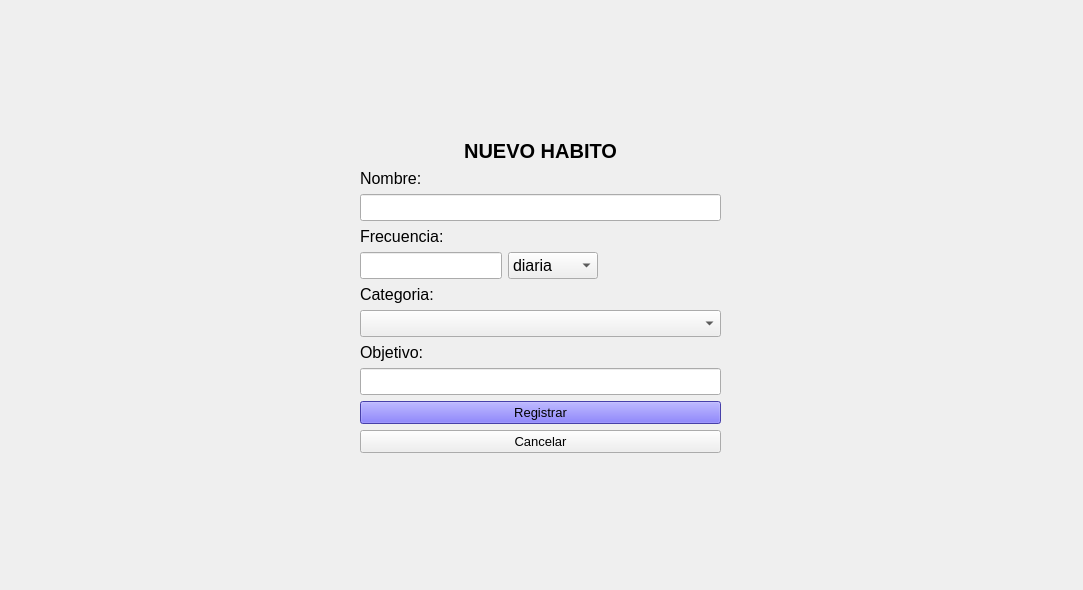
The window that view/ui/ventana_nuevo_habito.ui (phkandresc/app-habitos-saludables) describes before a commit, drawn with Qt 5.
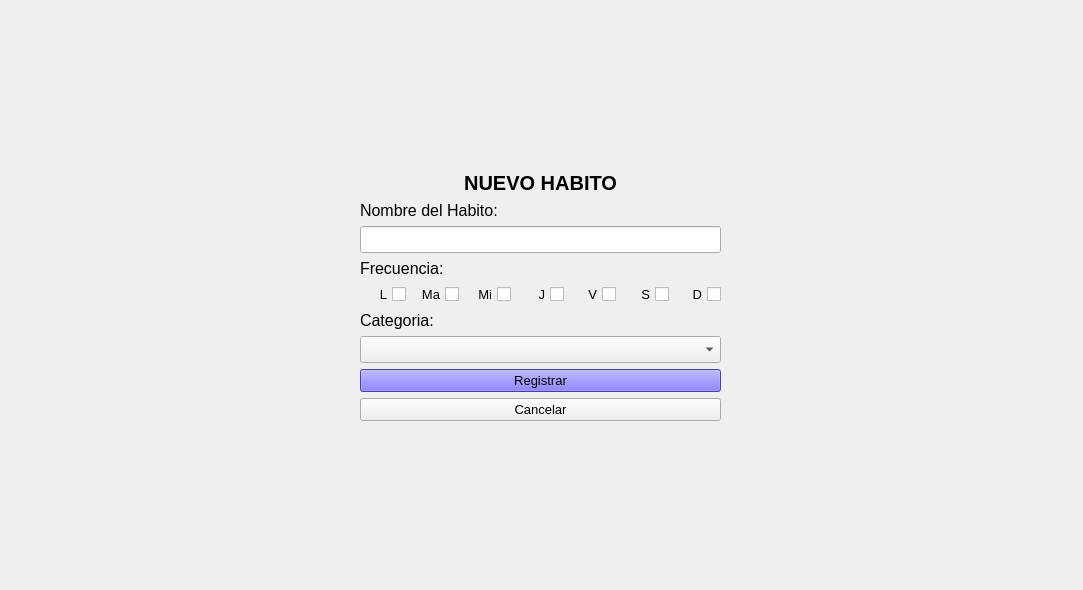
The same window after the commit.

The edit to the form file:
```diff
--- a/view/ui/ventana_nuevo_habito.ui
+++ b/view/ui/ventana_nuevo_habito.ui
@@ -65,13 +65,157 @@
     <item row="1" column="1">
      <layout class="QGridLayout" name="gridLayout">
       <item row="2" column="0">
-       <widget class="QLineEdit" name="txtNombre">
-        <property name="font">
-         <font>
-          <pointsize>12</pointsize>
-         </font>
-        </property>
-       </widget>
+       <layout class="QVBoxLayout" name="verticalLayout_2">
+        <item>
+         <widget class="QLabel" name="lblFrecuencia">
+          <property name="font">
+           <font>
+            <pointsize>12</pointsize>
+           </font>
+          </property>
+          <property name="text">
+           <string>Frecuencia:</string>
+          </property>
+         </widget>
+        </item>
+        <item>
+         <layout class="QGridLayout" name="gridLayout_2">
+          <item row="0" column="1">
+           <widget class="QCheckBox" name="checkMartes">
+            <property name="font">
+             <font>
+              <pointsize>10</pointsize>
+             </font>
+            </property>
+            <property name="layoutDirection">
+             <enum>Qt::RightToLeft</enum>
+            </property>
+            <property name="text">
+             <string>Ma</string>
+            </property>
+           </widget>
+          </item>
+          <item row="0" column="3">
+           <widget class="QCheckBox" name="checkJueves">
+            <property name="font">
+             <font>
+              <pointsize>10</pointsize>
+             </font>
+            </property>
+            <property name="layoutDirection">
+             <enum>Qt::RightToLeft</enum>
+            </property>
+            <property name="text">
+             <string>J</string>
+            </property>
+           </widget>
+          </item>
+          <item row="0" column="2">
+           <widget class="QCheckBox" name="checkMiercoles">
+            <property name="font">
+             <font>
+              <pointsize>10</pointsize>
+             </font>
+            </property>
+            <property name="layoutDirection">
+             <enum>Qt::RightToLeft</enum>
+            </property>
+            <property name="text">
+             <string>Mi</string>
+            </property>
+           </widget>
+          </item>
+          <item row="0" column="5">
+           <widget class="QCheckBox" name="checkSabado">
+            <property name="font">
+             <font>
+              <pointsize>10</pointsize>
+             </font>
+            </property>
+            <property name="layoutDirection">
+             <enum>Qt::RightToLeft</enum>
+            </property>
+            <property name="text">
+             <string>S</string>
+            </property>
+           </widget>
+          </item>
+          <item row="0" column="4">
+           <widget class="QCheckBox" name="checkViernes">
+            <property name="font">
+             <font>
+              <pointsize>10</pointsize>
+             </font>
+            </property>
+            <property name="layoutDirection">
+             <enum>Qt::RightToLeft</enum>
+            </property>
+            <property name="text">
+             <string>V</string>
+            </property>
+           </widget>
+          </item>
+          <item row="0" column="0">
+           <widget class="QCheckBox" name="checkLunes">
+            <property name="font">
+             <font>
+              <pointsize>10</pointsize>
+             </font>
+            </property>
+            <property name="layoutDirection">
+             <enum>Qt::RightToLeft</enum>
+            </property>
+            <property name="text">
+             <string>L</string>
+            </property>
+           </widget>
+          </item>
+          <item row="0" column="6">
+           <widget class="QCheckBox" name="checkDomingo">
+            <property name="font">
+             <font>
+              <pointsize>10</pointsize>
+             </font>
+            </property>
+            <property name="layoutDirection">
+             <enum>Qt::RightToLeft</enum>
+            </property>
+            <property name="text">
+             <string>D</string>
+            </property>
+           </widget>
+          </item>
+         </layout>
+        </item>
+       </layout>
+      </item>
+      <item row="4" column="0">
+       <layout class="QVBoxLayout" name="verticalLayout">
+        <item>
+         <widget class="QLabel" name="lblCategoria">
+          <property name="font">
+           <font>
+            <pointsize>12</pointsize>
+           </font>
+          </property>
+          <property name="text">
+           <string>Categoria:</string>
+          </property>
+          <property name="alignment">
+           <set>Qt::AlignLeading|Qt::AlignLeft|Qt::AlignTop</set>
+          </property>
+         </widget>
+        </item>
+        <item>
+         <widget class="QComboBox" name="cmbCategoria">
+          <property name="font">
+           <font>
+            <pointsize>12</pointsize>
+           </font>
+          </property>
+         </widget>
+        </item>
+       </layout>
       </item>
       <item row="0" column="0">
        <widget class="QLabel" name="lblTitulo">
@@ -94,16 +238,44 @@
         </property>
        </widget>
       </item>
-      <item row="8" column="0">
-       <widget class="QComboBox" name="cmbCategoria">
+      <item row="1" column="0">
+       <layout class="QVBoxLayout" name="verticalLayout_24">
+        <item>
+         <widget class="QLabel" name="lblNombre">
+          <property name="font">
+           <font>
+            <pointsize>12</pointsize>
+           </font>
+          </property>
+          <property name="text">
+           <string>Nombre del Habito:</string>
+          </property>
+         </widget>
+        </item>
+        <item>
+         <widget class="QLineEdit" name="txtNombre">
+          <property name="font">
+           <font>
+            <pointsize>12</pointsize>
+           </font>
+          </property>
+         </widget>
+        </item>
+       </layout>
+      </item>
+      <item row="6" column="0">
+       <widget class="QPushButton" name="btnCancelar">
         <property name="font">
          <font>
-          <pointsize>12</pointsize>
+          <pointsize>10</pointsize>
          </font>
         </property>
+        <property name="text">
+         <string>Cancelar</string>
+        </property>
        </widget>
       </item>
-      <item row="11" column="0">
+      <item row="5" column="0">
        <widget class="QPushButton" name="btnRegistrar">
         <property name="font">
          <font>
@@ -124,129 +296,6 @@
         </property>
        </widget>
       </item>
-      <item row="10" column="0">
-       <widget class="QLineEdit" name="txtObjetivo">
-        <property name="font">
-         <font>
-          <pointsize>12</pointsize>
-         </font>
-        </property>
-       </widget>
-      </item>
-      <item row="7" column="0">
-       <widget class="QLabel" name="lblCategoria">
-        <property name="font">
-         <font>
-          <pointsize>12</pointsize>
-         </font>
-        </property>
-        <property name="text">
-         <string>Categoria:</string>
-        </property>
-        <property name="alignment">
-         <set>Qt::AlignLeading|Qt::AlignLeft|Qt::AlignTop</set>
-        </property>
-       </widget>
-      </item>
-      <item row="4" column="0">
-       <layout class="QGridLayout" name="gridLayout_4">
-        <item row="0" column="2">
-         <spacer name="horizontalSpacer_3">
-          <property name="orientation">
-           <enum>Qt::Horizontal</enum>
-          </property>
-          <property name="sizeHint" stdset="0">
-           <size>
-            <width>40</width>
-            <height>20</height>
-           </size>
-          </property>
-         </spacer>
-        </item>
-        <item row="0" column="0">
-         <widget class="QLineEdit" name="txtFrecuencia">
-          <property name="font">
-           <font>
-            <pointsize>12</pointsize>
-           </font>
-          </property>
-         </widget>
-        </item>
-        <item row="0" column="1">
-         <widget class="QComboBox" name="cmbFrecuencia">
-          <property name="font">
-           <font>
-            <pointsize>12</pointsize>
-           </font>
-          </property>
-          <item>
-           <property name="text">
-            <string>diaria</string>
-           </property>
-          </item>
-          <item>
-           <property name="text">
-            <string>semanal</string>
-           </property>
-          </item>
-         </widget>
-        </item>
-       </layout>
-      </item>
-      <item row="1" column="0">
-       <widget class="QLabel" name="lblNombre">
-        <property name="font">
-         <font>
-          <pointsize>12</pointsize>
-         </font>
-        </property>
-        <property name="text">
-         <string>Nombre:</string>
-        </property>
-       </widget>
-      </item>
-      <item row="13" column="0">
-       <layout class="QGridLayout" name="gridLayout_2"/>
-      </item>
-      <item row="3" column="0">
-       <widget class="QLabel" name="lblFrecuencia">
-        <property name="font">
-         <font>
-          <pointsize>12</pointsize>
-         </font>
-        </property>
-        <property name="text">
-         <string>Frecuencia:</string>
-        </property>
-       </widget>
-      </item>
-      <item row="9" column="0">
-       <widget class="QLabel" name="lblObjetivo">
-        <property name="font">
-         <font>
-          <pointsize>12</pointsize>
-         </font>
-        </property>
-        <property name="text">
-         <string>Objetivo:</string>
-        </property>
-        <property name="alignment">
-         <set>Qt::AlignLeading|Qt::AlignLeft|Qt::AlignTop</set>
-        </property>
-       </widget>
-      </item>
-      <item row="12" column="0">
-       <widget class="QPushButton" name="btnCancelar">
-        <property name="font">
-         <font>
-          <pointsize>10</pointsize>
-         </font>
-        </property>
-        <property name="text">
-         <string>Cancelar</string>
-        </property>
-       </widget>
-      </item>
      </layout>
     </item>
     <item row="0" column="1">
```
